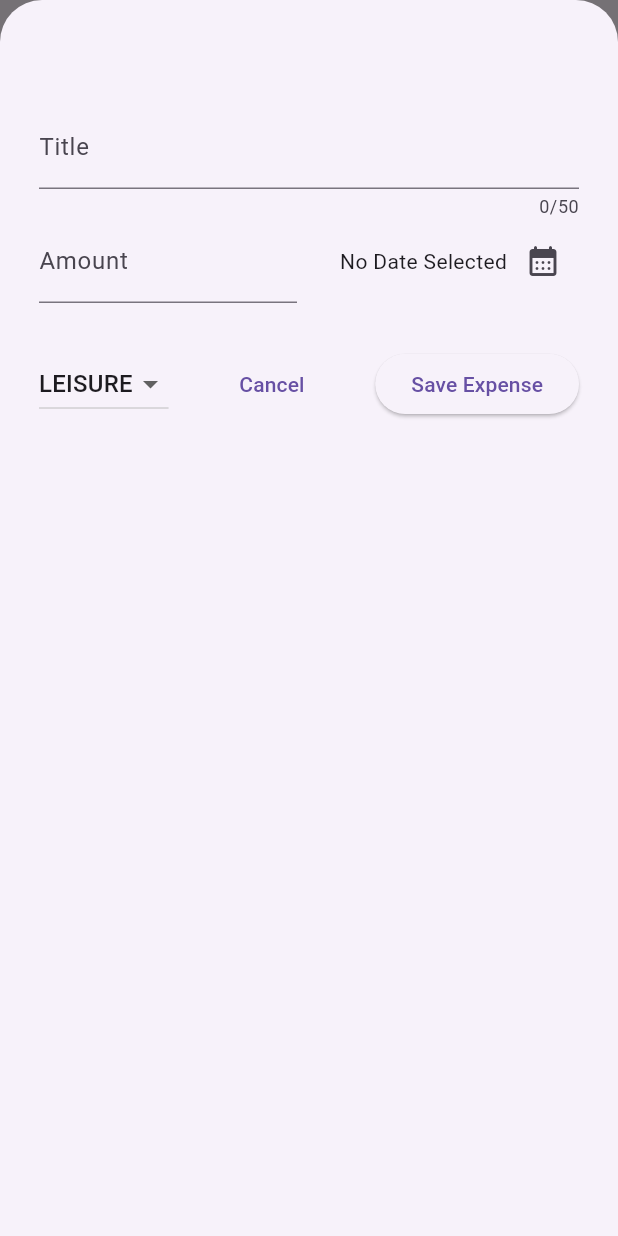
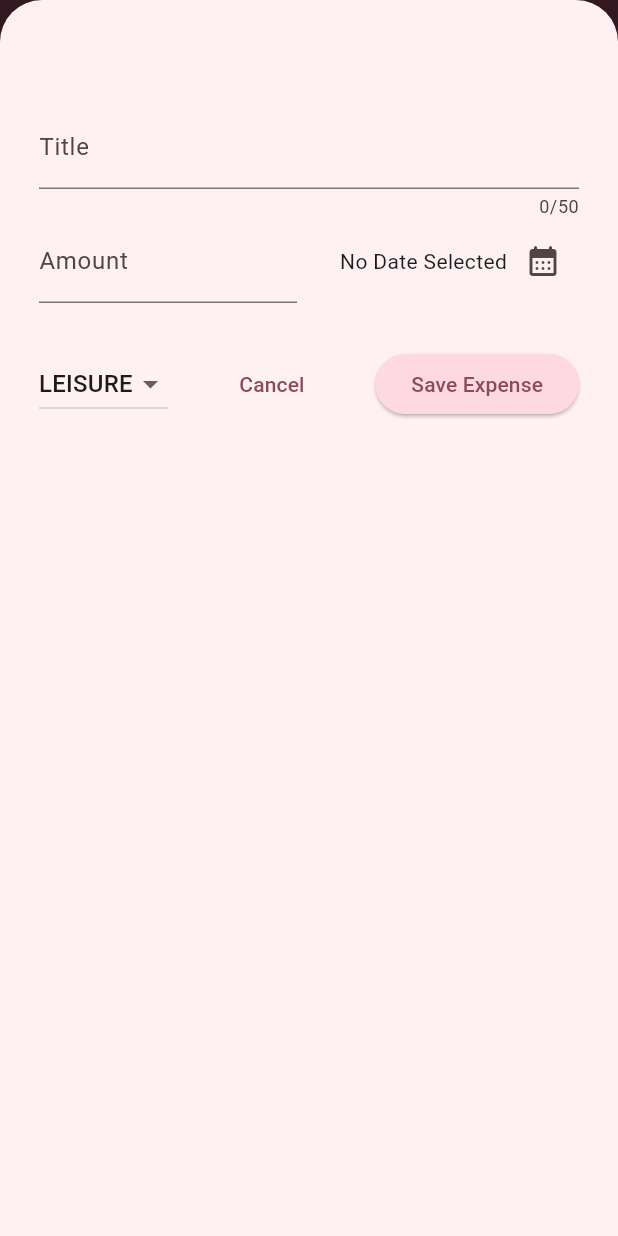
Before and after one commit to rajin-khan/flutter-self, a Flutter app: the screen it shows after launch, after a tap on the "add circle" icon, on a phone screen of 412 x 824 dp. Run offline on Flutter 3.47's test engine with Material 3 defaults, Android fonts, the phone set to English and light mode, and no system bars; our stand-ins replace speech_to_text.

Commit message:
Add general theming data

```diff
--- a/expense_tracker/lib/main.dart
+++ b/expense_tracker/lib/main.dart
@@ -2,11 +2,42 @@ import 'package:flutter/material.dart';
 
 import 'package:expense_tracker/widgets/expenses.dart';
 
+var kColorScheme = ColorScheme.fromSeed(
+    seedColor:
+        Colors.black); //k is the prefix used for global variables in flutter
+
 void main() {
-
   runApp(
-    const MaterialApp(
-      home: Expenses(),
+    MaterialApp(
+      theme: ThemeData().copyWith(
+        colorScheme: kColorScheme,
+        appBarTheme: const AppBarTheme().copyWith(
+          backgroundColor: kColorScheme.onPrimaryContainer,
+          foregroundColor: kColorScheme.primaryContainer,
+        ),
+        cardTheme: CardTheme().copyWith(
+          //you wanna use copy with for all theming, to make sure it copies all the defaults so you don't have to set them up, then you modify whatever specific part you want.
+          color: kColorScheme.secondaryContainer,
+          margin: const EdgeInsets.symmetric(
+            horizontal: 16,
+            vertical: 8,
+          ),
+        ),
+        elevatedButtonTheme: ElevatedButtonThemeData(
+          style: ElevatedButton.styleFrom(
+            //some widgets have copyWith, some have styleFrom
+            backgroundColor: kColorScheme.primaryContainer,
+          ),
+        ),
+        textTheme: ThemeData().textTheme.copyWith(
+              titleLarge: TextStyle(
+                fontWeight: FontWeight.bold,
+                color: kColorScheme.onSecondaryContainer,
+                fontSize: 18,
+              ),
+            ),
+      ),
+      home: const Expenses(),
     ),
   );
 }
--- a/expense_tracker/lib/widgets/expenses.dart
+++ b/expense_tracker/lib/widgets/expenses.dart
@@ -78,7 +78,7 @@ class _ExpensesState extends State<Expenses> {
     }
     return Scaffold(
       appBar: AppBar(
-        title: const Text('Tapsense Financer Protoype'),
+        title: const Text('Rajin\'s Expense Tracker'),
         actions: [
           IconButton(
             onPressed:
--- a/expense_tracker/pubspec.yaml
+++ b/expense_tracker/pubspec.yaml
@@ -36,7 +36,7 @@ dependencies:
   # Use with the CupertinoIcons class for iOS style icons.
   cupertino_icons: ^1.0.8
   uuid: ^4.5.1
-  intl: ^0.19.0
+  intl: ^0.20.0
 
 dev_dependencies:
   flutter_test:
@@ -47,7 +47,7 @@ dev_dependencies:
   # activated in the `analysis_options.yaml` file located at the root of your
   # package. See that file for information about deactivating specific lint
   # rules and activating additional ones.
-  flutter_lints: ^4.0.0
+  flutter_lints: ^5.0.0
 
 # For information on the generic Dart part of this file, see the
 # following page: https://dart.dev/tools/pub/pubspec
```
Also changed, not shown: expense_tracker/pubspec.lock.
